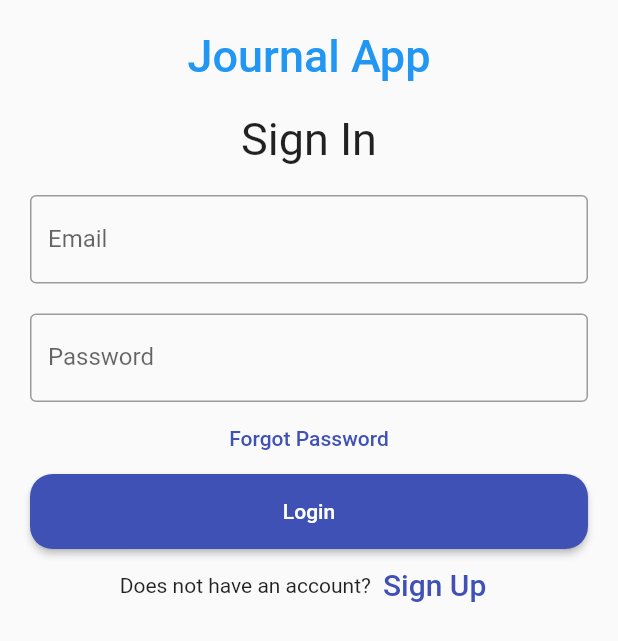
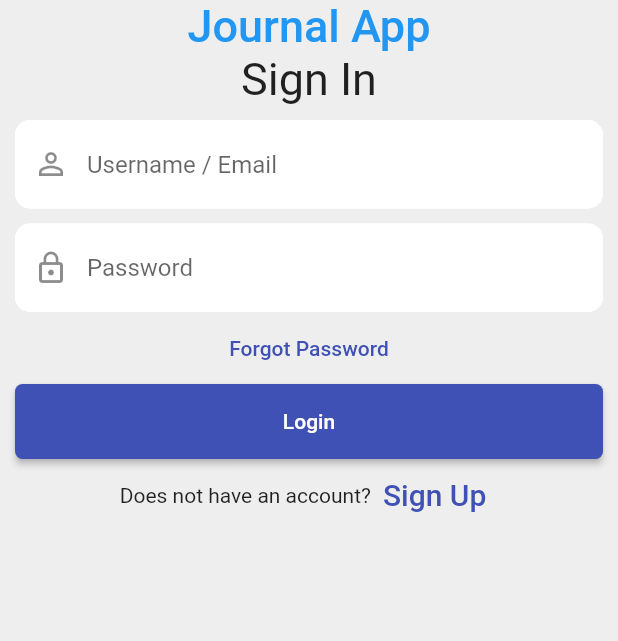
Before and after one commit to cauefelipe1/journal, a Flutter app: the screen it shows after launch, on a phone screen of 412 x 824 dp. Shown: the top 641 px of the screen. Run offline on Flutter 3.47's test engine with Material 2 defaults, Android fonts, the phone set to English and light mode, and no system bars; our stand-ins replace flutter_secure_storage, jwt_decoder.

Commit message:
LoginPage refactor and small fixes on the JWT token validator

```diff
--- a/journal_app/lib/gui/identity/login_page.dart
+++ b/journal_app/lib/gui/identity/login_page.dart
@@ -13,52 +13,88 @@ class LoginPage extends StatefulWidget {
 }
 
 class _LoginPageState extends State<LoginPage> {
+  TextEditingController emailController = TextEditingController();
+  TextEditingController passwordController = TextEditingController();
+  bool _passwordVisible = false;
+  bool _showPasswordButtonVisible = false;
+
   @override
   Widget build(BuildContext context) {
-    TextEditingController emailController = TextEditingController();
-    TextEditingController passwordController = TextEditingController();
-
-    return Padding(
-      padding: const EdgeInsets.all(10),
-      child: ListView(
+    return Scaffold(
+      backgroundColor: Colors.grey[200],
+      body: SafeArea(
+        child: Center(
+          child: Column(
             children: <Widget>[
-          Container(
-            alignment: Alignment.center,
-            padding: const EdgeInsets.all(10),
-            child: const Text(
+              const Text(
                 'Journal App', //TODO: Translate
                 style: TextStyle(
                     color: Colors.blue,
                     fontWeight: FontWeight.w500,
                     fontSize: 30),
               ),
-          ),
-          Container(
-            alignment: Alignment.center,
-            padding: const EdgeInsets.all(10),
-            child: const Text(
+              const Text(
                 'Sign In', //TODO: Translate
                 style: TextStyle(fontSize: 30),
               ),
-          ),
-          Container(
-            padding: const EdgeInsets.all(10),
+              //Username field
+              Padding(
+                padding: const EdgeInsets.fromLTRB(10, 10, 10, 0),
                 child: TextField(
                   controller: emailController,
-              decoration: const InputDecoration(
-                border: OutlineInputBorder(),
-                labelText: 'Email', //TODO: Translate
+                  decoration: InputDecoration(
+                    prefixIcon: const Icon(Icons.person_outline),
+                    filled: true,
+                    fillColor: Colors.white,
+                    border: OutlineInputBorder(
+                      borderRadius: BorderRadius.circular(10),
+                      borderSide: const BorderSide(color: Colors.pink),
+                    ),
+                    enabledBorder: OutlineInputBorder(
+                      borderRadius: BorderRadius.circular(10),
+                      borderSide: const BorderSide(color: Colors.white),
+                    ),
+                    hintText: "Username / Email", //TODO: Translate
                   ),
                 ),
               ),
-          Container(
+              //Password field
+              Padding(
                 padding: const EdgeInsets.fromLTRB(10, 10, 10, 0),
                 child: TextField(
-              obscureText: true,
+                  onChanged: (value) {
+                    setState(() {
+                      _showPasswordButtonVisible = value.isNotEmpty;
+                    });
+                  },
+                  obscureText: !_passwordVisible,
                   controller: passwordController,
-              decoration: const InputDecoration(
-                border: OutlineInputBorder(),
-                labelText: 'Password', //TODO: Translate
+                  decoration: InputDecoration(
+                    prefixIcon: const Icon(Icons.lock_outline),
+                    suffixIcon: Visibility(
+                      visible: _showPasswordButtonVisible,
+                      child: IconButton(
+                        icon: _passwordVisible
+                            ? const Icon(Icons.visibility_off)
+                            : const Icon(Icons.visibility),
+                        onPressed: () {
+                          setState(() {
+                            _passwordVisible = !_passwordVisible;
+                          });
+                        },
+                      ),
+                    ),
+                    filled: true,
+                    fillColor: Colors.white,
+                    border: OutlineInputBorder(
+                      borderRadius: BorderRadius.circular(10),
+                      borderSide: const BorderSide(color: Colors.pink),
+                    ),
+                    enabledBorder: OutlineInputBorder(
+                      borderRadius: BorderRadius.circular(10),
+                      borderSide: const BorderSide(color: Colors.white),
+                    ),
+                    hintText: "Password", //TODO: Translate
                   ),
                 ),
               ),
@@ -66,24 +102,20 @@ class _LoginPageState extends State<LoginPage> {
                 onPressed: () {},
                 child: const Text('Forgot Password'), //TODO: Translate
               ),
-          Container(
-            height: 50,
-            padding: const EdgeInsets.fromLTRB(10, 0, 10, 0),
+              //Login button
+
+              Padding(
+                padding: const EdgeInsets.symmetric(horizontal: 10.0),
+                child: ConstrainedBox(
+                  constraints: const BoxConstraints.tightFor(
+                      width: double.infinity, height: 50),
                   child: ElevatedButton(
-              child: const Text('Login'), //TODO: Translate
-              onPressed: () async {
-                var loginInput = UserLoginInput(
-                    email: emailController.text,
-                    password: passwordController.text);
-
-                var loginResult = await IdentityDataService().login(loginInput);
-                debugPrint(loginResult.toJson().toString());
-
-                var brands = await VehicleDataService().getAllBrands();
-                debugPrint(brands.toString());
-              },
+                    onPressed: _loginUser,
+                    child: const Text('Login'),
                   ),
                 ),
+              ),
+
               Row(
                 mainAxisAlignment: MainAxisAlignment.center,
                 children: <Widget>[
@@ -101,6 +133,52 @@ class _LoginPageState extends State<LoginPage> {
               )
             ],
           ),
+        ),
+      ),
+    );
+  }
+
+  Future<void> _loginUser() async {
+    var loginInput = UserLoginInput(
+        email: emailController.text, password: passwordController.text);
+
+    var loginResult = await IdentityDataService().login(loginInput);
+
+    if (loginResult.errors != null && loginResult.errors!.isNotEmpty) {
+      String? error = loginResult.errors?.join("/n");
+      await _showLoginErrorDialog(error!);
+
+      return;
+    }
+
+    var brands = await VehicleDataService().getAllBrands();
+    debugPrint(brands.toString());
+  }
+
+  Future<void> _showLoginErrorDialog(String errorMessage) async {
+    return showDialog<void>(
+      context: context,
+      barrierDismissible: false, // user must tap button!
+      builder: (BuildContext context) {
+        return AlertDialog(
+          title: const Text('Not able to login'), //TODO: Translate
+          content: SingleChildScrollView(
+            child: ListBody(
+              children: <Widget>[
+                Text(errorMessage),
+              ],
+            ),
+          ),
+          actions: <Widget>[
+            TextButton(
+              child: const Text('Ok'),
+              onPressed: () {
+                Navigator.of(context).pop();
+              },
+            ),
+          ],
+        );
+      },
     );
   }
 }
--- a/journal_app/lib/infrastructure/http/authenticated_http_client.dart
+++ b/journal_app/lib/infrastructure/http/authenticated_http_client.dart
@@ -62,7 +62,7 @@ abstract class AuthenticatedHttpClient extends BaseHttpClient {
   Future<String?> _getJwtToken() async {
     String? token = await _secureStorage.read(key: _jwtTokenKey);
 
-    if (token == null) {
+    if (token == null || token.isEmpty) {
       return null;
     }
 
--- a/journal_app/lib/main.dart
+++ b/journal_app/lib/main.dart
@@ -17,7 +17,9 @@ class MyHttpOverrides extends HttpOverrides {
 }
 
 void main() {
-  if (kDebugMode) HttpOverrides.global = MyHttpOverrides();
+  if (kDebugMode) {
+    HttpOverrides.global = MyHttpOverrides();
+  }
 
   runApp(const MyApp());
 }
@@ -33,22 +35,21 @@ class MyApp extends StatelessWidget {
     return MaterialApp(
       debugShowCheckedModeBanner: false,
       title: _title,
-      theme: ThemeData(
+      theme: _getThemeData(),
+      home: const LoginPage(title: ""),
+    );
+  }
+
+  ThemeData _getThemeData() => ThemeData(
         primarySwatch: Colors.indigo,
         elevatedButtonTheme: ElevatedButtonThemeData(
           style: ButtonStyle(
             shape: MaterialStatePropertyAll(
               RoundedRectangleBorder(
-                borderRadius: BorderRadius.circular(15.0),
+                borderRadius: BorderRadius.circular(5.0),
               ),
             ),
           ),
         ),
-      ),
-      home: const Scaffold(
-        //appBar: AppBar(),
-        body: LoginPage(title: ""),
-      ),
-    );
-  }
+      );
 }
```
Also changed, not shown: 1 other file. Lines whose indentation alone changed are shown as unchanged.
